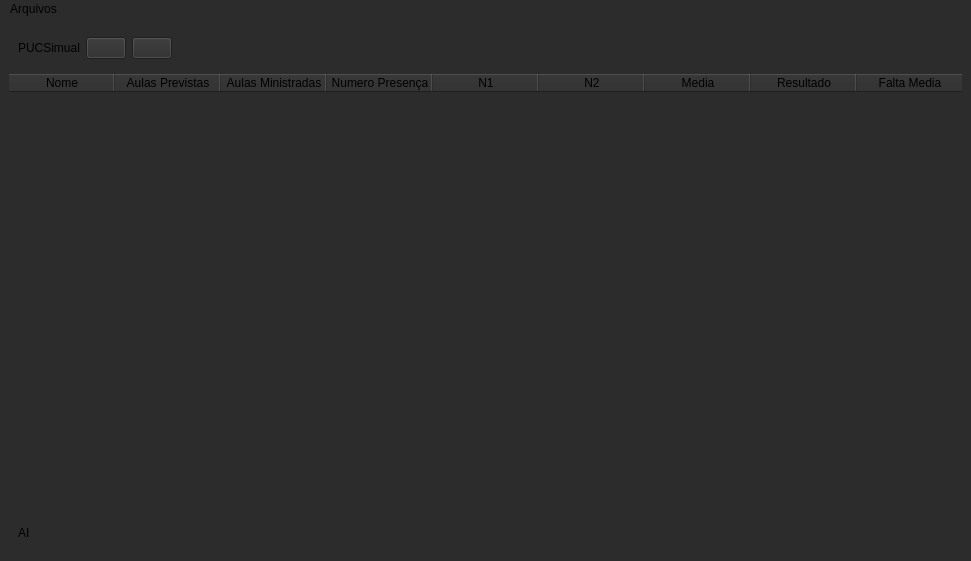
KoTzJr/puc-grade-calculator, file _windows_.ui: the form before one commit.
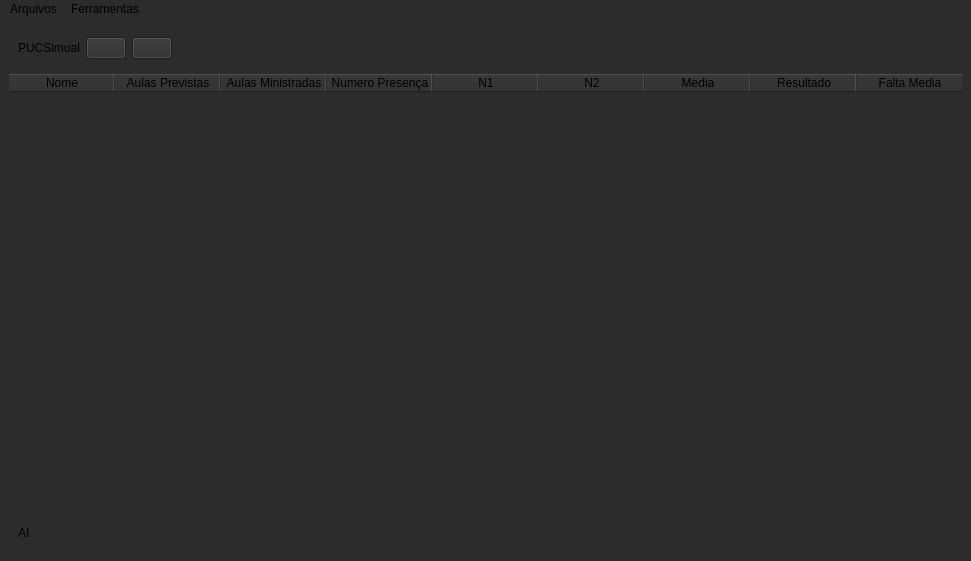
The form after the commit.

Patch:
```diff
--- a/_windows_.ui
+++ b/_windows_.ui
@@ -193,13 +193,13 @@
          </property>
          <property name="sizeHint" stdset="0">
           <size>
-           <width>350</width>
+           <width>700</width>
            <height>20</height>
           </size>
          </property>
         </spacer>
        </item>
-       <item>
+       <item alignment="Qt::AlignmentFlag::AlignLeft">
         <widget class="QLabel" name="label_3">
          <property name="text">
           <string/>
@@ -223,7 +223,7 @@
      <x>0</x>
      <y>0</y>
      <width>971</width>
-     <height>33</height>
+     <height>20</height>
     </rect>
    </property>
    <widget class="QMenu" name="menuArquivos">
@@ -235,7 +235,14 @@
     <addaction name="actionSalvar"/>
     <addaction name="actionSalvar_como"/>
    </widget>
+   <widget class="QMenu" name="menuFerramentas">
+    <property name="title">
+     <string>Ferramentas</string>
+    </property>
+    <addaction name="actionopcoes"/>
+   </widget>
    <addaction name="menuArquivos"/>
+   <addaction name="menuFerramentas"/>
   </widget>
   <action name="actionAbrir">
    <property name="text">
```
Left out of the diff: 14 changed lines with no effect on the pictures.
